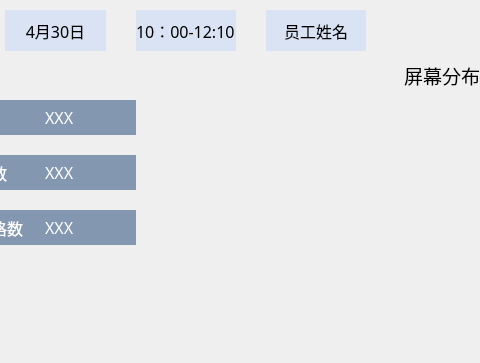
First picture: the form in main_page/screenresult.ui, repository jaueone/Magnetic, before the edit; both pictures show x 145 to 625 and y 0 to 363 of the 1080 by 523 pixel window.
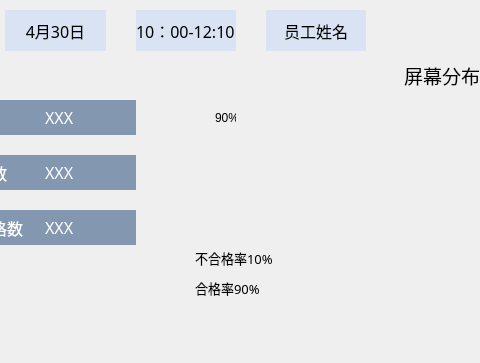
Second picture: the form after the edit. Icons and pictures are not drawn.

What changed in the file:
```diff
--- a/main_page/screenresult.ui
+++ b/main_page/screenresult.ui
@@ -350,6 +350,78 @@
    </property>
    <layout class="QVBoxLayout" name="verticalLayout_2"/>
   </widget>
+  <widget class="QLabel" name="label_17">
+   <property name="geometry">
+    <rect>
+     <x>340</x>
+     <y>250</y>
+     <width>91</width>
+     <height>16</height>
+    </rect>
+   </property>
+   <property name="font">
+    <font>
+     <family>微软雅黑</family>
+     <pointsize>10</pointsize>
+    </font>
+   </property>
+   <property name="text">
+    <string>不合格率10%</string>
+   </property>
+  </widget>
+  <widget class="QLabel" name="label_18">
+   <property name="geometry">
+    <rect>
+     <x>340</x>
+     <y>280</y>
+     <width>81</width>
+     <height>16</height>
+    </rect>
+   </property>
+   <property name="font">
+    <font>
+     <family>微软雅黑</family>
+     <pointsize>10</pointsize>
+    </font>
+   </property>
+   <property name="text">
+    <string>合格率90%</string>
+   </property>
+  </widget>
+  <widget class="QLabel" name="label_19">
+   <property name="geometry">
+    <rect>
+     <x>360</x>
+     <y>110</y>
+     <width>21</width>
+     <height>16</height>
+    </rect>
+   </property>
+   <property name="text">
+    <string>90%</string>
+   </property>
+  </widget>
+  <widget class="QWidget" name="widget" native="true">
+   <property name="geometry">
+    <rect>
+     <x>560</x>
+     <y>20</y>
+     <width>501</width>
+     <height>31</height>
+    </rect>
+   </property>
+   <widget class="QWidget" name="horizontalLayoutWidget_3">
+    <property name="geometry">
+     <rect>
+      <x>0</x>
+      <y>0</y>
+      <width>501</width>
+      <height>31</height>
+     </rect>
+    </property>
+    <layout class="QHBoxLayout" name="horizontalLayout_3"/>
+   </widget>
+  </widget>
  </widget>
  <resources/>
  <connections/>
```
